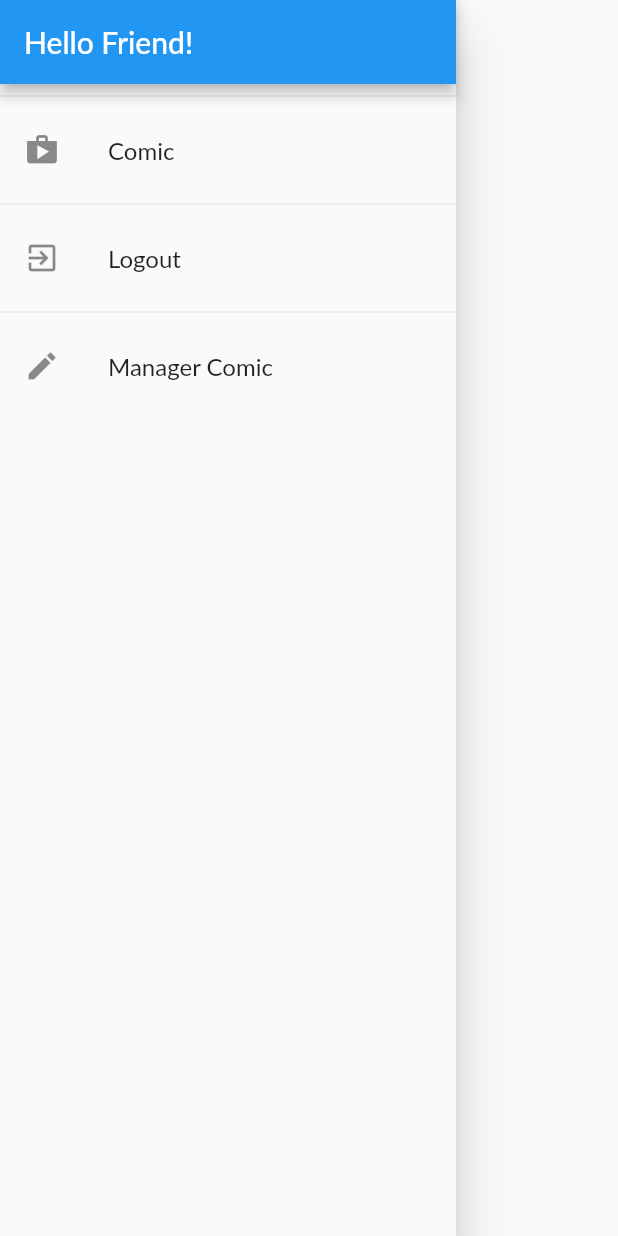
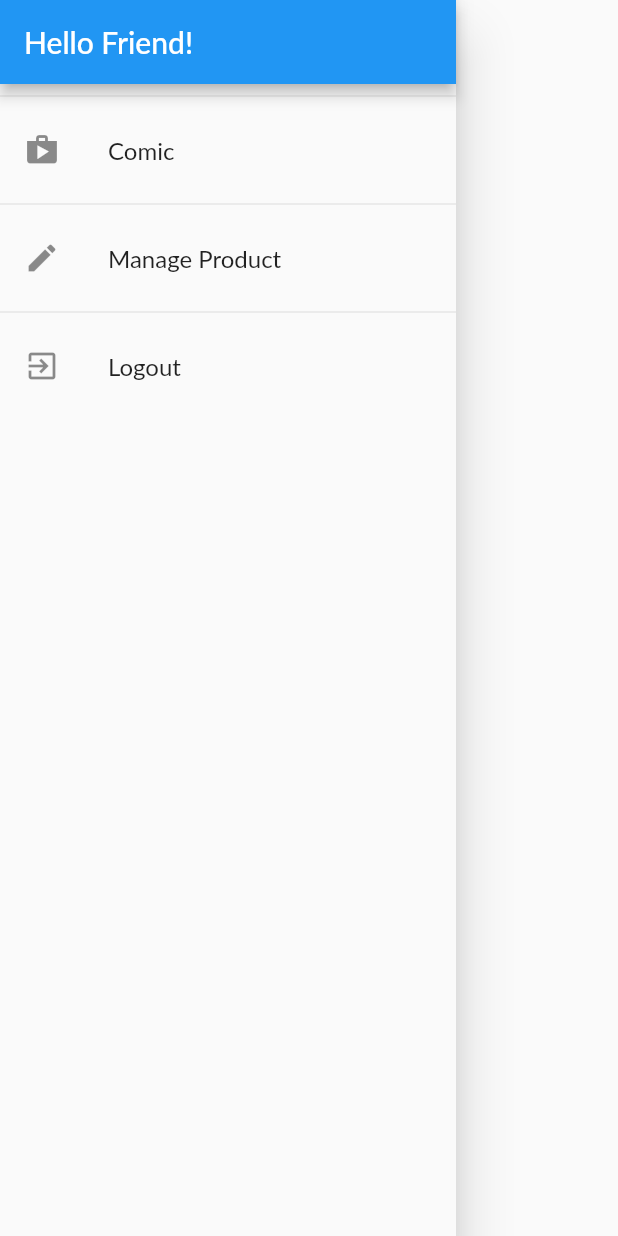
Before and after one commit to NguyenHuynhVanMinhB1910258/Flutter-comic, a Flutter app: the AppDrawer widget shown alone on an empty page, opened directly, on a phone screen of 412 x 824 dp. Run offline on Flutter 3.47's test engine with Material 2 defaults, Android fonts, the phone set to English and light mode, and no system bars; our stand-ins replace flutter_dotenv, shared_preferences; accounts and stored records are empty; network calls fail; Roboto replaces fonts that are missing (Lato).

Commit message:
them sua xoa comic firebase

```diff
--- a/lib/services/auth_service.dart
+++ b/lib/services/auth_service.dart
@@ -1,5 +1,6 @@
 import 'dart:convert';
 import 'dart:async';
+import 'dart:developer';
 
 import 'package:http/http.dart' as http;
 import 'package:shared_preferences/shared_preferences.dart';
@@ -40,6 +41,8 @@ class AuthService {
       }
 
       final authToken = _fromJson(responseJson);
+      log(authToken.userId);
+      log(authToken.token!);
       _saveAuthToken(authToken);
 
       return authToken;
--- a/lib/ui/comics/comics_manager.dart
+++ b/lib/ui/comics/comics_manager.dart
@@ -1,38 +1,24 @@
 import 'package:flutter/foundation.dart';
 import '../../models/comic.dart';
+import '../../models/auth_token.dart';
+import '../../services/comics_service.dart';
 
 class ComicsManager with ChangeNotifier {
-  final List<Comic> _comic = [ Comic(
-      id: 'p1',
-      title: 'Red Shirt',
-      description: 'A red shirt - it is pretty red!',
-      imageUrl:
-          'https://cdn.pixabay.com/photo/2016/10/02/22/17/red-t-shirt-1710578_1280.jpg',
-      isFavorite: true,
-    ),
-    Comic(
-      id: 'p2',
-      title: 'Trousers',
-      description: 'A nice pair of trousers.',
-      imageUrl:
-          'https://upload.wikimedia.org/wikipedia/commons/thumb/e/e8/Trousers%2C_dress_%28AM_1960.022-8%29.jpg/512px-Trousers%2C_dress_%28AM_1960.022-8%29.jpg',
-    ),
-    Comic(
-      id: 'p3',
-      title: 'Yellow Scarf',
-      description: 'Warm and cozy - exactly what you need for the winter.',
-      imageUrl:
-          'https://live.staticflickr.com/4043/4438260868_cc79b3369d_z.jpg',
-    ),
-    Comic(
-      id: 'p4',
-      title: 'A Pan',
-      description: 'Prepare any meal you want.',
-      imageUrl:
-          'https://upload.wikimedia.org/wikipedia/commons/thumb/1/14/Cast-Iron-Pan.jpg/1024px-Cast-Iron-Pan.jpg',
-      isFavorite: true,
-    ),
-    ];
+    List<Comic> _comic = [];
+
+  final ComicsService _comicsService;
+
+  ComicsManager([AuthToken? authToken])
+      : _comicsService = ComicsService(authToken);
+
+  set authToken(AuthToken? authToken) {
+    _comicsService.authToken = authToken;
+  }
+
+  Future<void> fetchComics([bool filterByUser = false]) async {
+    _comic = await _comicsService.fetchComics(filterByUser);
+    notifyListeners();
+  }
     int get comicCount {
       return _comic.length;
     }
@@ -47,28 +33,36 @@ class ComicsManager with ChangeNotifier {
     Comic findById(String id) {
     return _comic.firstWhere((com) => com.id == id);
     }
-    void addComic(Comic comic){
-      _comic.add(
-        comic.copyWith(
-          id: 'p${DateTime.now().toIso8601String()}',
-        ),
-      );
+   Future<void> addComic(Comic comic)  async {
+    final newComic = await _comicsService.addComic(comic);
+    if (newComic != null) {
+      _comic.add(newComic);
       notifyListeners();
     }
-    void updateComic(Comic comic){
-      final index = _comic.indexWhere((comic) => comic.id==comic.id);
+   }
+   Future<void> updateComic(Comic comic) async{
+      final index = _comic.indexWhere((item) => item.id==comic.id);
       if (index >= 0 ){
         _comic[index] = comic;
+        if (await _comicsService.updateComic(comic)){
+           _comic[index] = comic;
         notifyListeners();
+        }
       }
     }
     void toggleFavoriteStatus(Comic comic){
       final savedStatus = comic.isFavorite;
       comic.isFavorite = !savedStatus;
     }
-    void deleteComic(String id){
-      final index = _comic.indexWhere((comic) => comic.id==id);
+   Future <void> deleteComic(String id) async{
+      final index = _comic.indexWhere((item) => item.id==id);
+      Comic? existingComic = _comic[index];
       _comic.removeAt(index);
       notifyListeners();
+      if (!await _comicsService.deleteComic(id)){
+        _comic.insert(index, existingComic);
+        notifyListeners();
+      }
     }
+
 }
--- a/lib/ui/comics/edit_comic_screen.dart
+++ b/lib/ui/comics/edit_comic_screen.dart
@@ -74,9 +74,9 @@ class EditComicScreen extends StatefulWidget {
       try{
         final comicsManager =context.read<ComicsManager>();
         if(_editedComic.id != null){
-          comicsManager.updateComic(_editedComic);
+          await comicsManager.updateComic(_editedComic);
         }else{
-          comicsManager.addComic(_editedComic);
+          await comicsManager.addComic(_editedComic);
         }
       }catch(error){
         await showErrorDialog(context,'Something went wrong.');
--- a/lib/ui/shared/app_drawer.dart
+++ b/lib/ui/shared/app_drawer.dart
@@ -1,10 +1,9 @@
 import 'package:flutter/material.dart';
-
-
 import 'package:provider/provider.dart';
-import '../auth/auth_manager.dart';
 // import '../orders/orders_screen.dart';
 import '../comics/user_comic_screen.dart';
+import '../auth/auth_manager.dart';
+
 class AppDrawer extends StatelessWidget {
   const AppDrawer ({super.key});
   @override
@@ -34,21 +33,21 @@ class AppDrawer extends StatelessWidget {
           // ),
           const Divider(),
           ListTile(
+            leading: const Icon(Icons.edit),
+            title: const Text('Manage Product'),
+            onTap: () {
+              Navigator.of(context).pushReplacementNamed(UserComicsScreen.routeName);
+            },
+          ),
+          const Divider(),
+          ListTile(
             leading: const Icon(Icons.exit_to_app),
             title: const Text('Logout'),
             onTap: () {
               Navigator.of(context)
-              ..pop()
-              ..pushReplacementNamed('/');
+                ..pop()
+                ..pushReplacementNamed('/');
               context.read<AuthManager>().logout();
-            },
-          ),
-          const Divider(),
-          ListTile(
-            leading: const Icon(Icons.edit),
-            title: const Text('Manager Comic'),
-            onTap: () {
-              Navigator.of(context).pushReplacementNamed(UserComicsScreen.routeName);
             },
           ),
         ],
```
Also changed, not shown: lib/main.dart (+7 -4 lines), lib/models/comic.dart (+17 -0 lines), lib/services/comics_service.dart (added, +110 -0 lines), lib/services/firebase_service.dart (added, +22 -0 lines), lib/ui/comics/comics_overview_screen.dart (+27 -7 lines), lib/ui/comics/user_comic_screen.dart (+23 -8 lines), lib/ui/screens.dart (+6 -4 lines), 1 other file.
